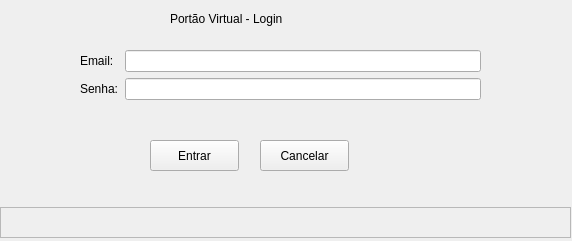
noldorj/Personal-Home-Guard, file formLogin.ui: the form before one commit.
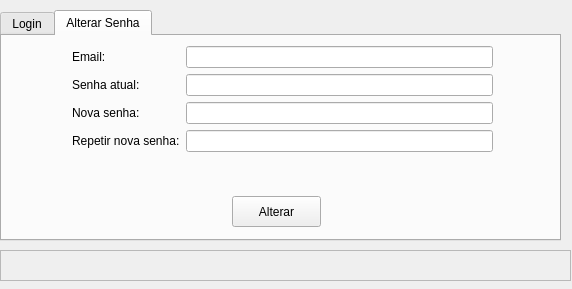
The form after the commit. The open tabs and pages were chosen to show the change.

Commit message: alteracao de senha - GUI cliente e Server ok - bug login no server para checagem de senha corrigido

Patch:
```diff
--- a/formLogin.ui
+++ b/formLogin.ui
@@ -2,25 +2,75 @@
 <ui version="4.0">
  <class>formLogin</class>
  <widget class="QWidget" name="formLogin">
+  <property name="windowModality">
+   <enum>Qt::WindowModal</enum>
+  </property>
   <property name="geometry">
    <rect>
     <x>0</x>
     <y>0</y>
     <width>572</width>
-    <height>241</height>
+    <height>289</height>
    </rect>
   </property>
+  <property name="focusPolicy">
+   <enum>Qt::NoFocus</enum>
+  </property>
   <property name="contextMenuPolicy">
    <enum>Qt::NoContextMenu</enum>
   </property>
+  <property name="acceptDrops">
+   <bool>false</bool>
+  </property>
   <property name="windowTitle">
    <string>Login - Portão Virtual</string>
   </property>
+  <property name="layoutDirection">
+   <enum>Qt::LeftToRight</enum>
+  </property>
+  <property name="locale">
+   <locale language="Portuguese" country="Brazil"/>
+  </property>
+  <widget class="QLabel" name="lblStatus">
+   <property name="geometry">
+    <rect>
+     <x>0</x>
+     <y>250</y>
+     <width>571</width>
+     <height>31</height>
+    </rect>
+   </property>
+   <property name="frameShape">
+    <enum>QFrame::StyledPanel</enum>
+   </property>
+   <property name="text">
+    <string/>
+   </property>
+  </widget>
+  <widget class="QTabWidget" name="tabWidget">
+   <property name="geometry">
+    <rect>
+     <x>0</x>
+     <y>10</y>
+     <width>561</width>
+     <height>231</height>
+    </rect>
+   </property>
+   <property name="contextMenuPolicy">
+    <enum>Qt::NoContextMenu</enum>
+   </property>
+   <property name="currentIndex">
+    <number>0</number>
+   </property>
+   <widget class="QWidget" name="tab_3">
+    <attribute name="title">
+     <string>Login</string>
+    </attribute>
   <widget class="QWidget" name="formLayoutWidget">
    <property name="geometry">
     <rect>
-     <x>80</x>
-     <y>50</y>
+       <x>90</x>
+       <y>40</y>
      <width>401</width>
      <height>71</height>
     </rect>
@@ -59,8 +109,8 @@
   <widget class="QPushButton" name="btnLogin">
    <property name="geometry">
     <rect>
-     <x>150</x>
-     <y>140</y>
+       <x>190</x>
+       <y>120</y>
      <width>89</width>
      <height>31</height>
     </rect>
@@ -72,8 +122,8 @@
   <widget class="QPushButton" name="btnExit">
    <property name="geometry">
     <rect>
-     <x>260</x>
-     <y>140</y>
+       <x>300</x>
+       <y>120</y>
      <width>89</width>
      <height>31</height>
     </rect>
@@ -85,9 +135,9 @@
   <widget class="QLabel" name="label_3">
    <property name="geometry">
     <rect>
-     <x>170</x>
+       <x>210</x>
      <y>10</y>
-     <width>221</width>
+       <width>151</width>
      <height>17</height>
     </rect>
    </property>
@@ -95,21 +145,111 @@
     <string>Portão Virtual - Login</string>
    </property>
   </widget>
-  <widget class="QLabel" name="lblStatus">
+    <widget class="QPushButton" name="btnEsqueciSenha">
    <property name="geometry">
     <rect>
-     <x>0</x>
-     <y>207</y>
-     <width>571</width>
+       <x>220</x>
+       <y>171</y>
+       <width>141</width>
+       <height>20</height>
+      </rect>
+     </property>
+     <property name="font">
+      <font>
+       <pointsize>8</pointsize>
+      </font>
+     </property>
+     <property name="text">
+      <string>Esqueci minha senha</string>
+     </property>
+    </widget>
+   </widget>
+   <widget class="QWidget" name="tab_4">
+    <attribute name="title">
+     <string>Alterar Senha</string>
+    </attribute>
+    <widget class="QWidget" name="formLayoutWidget_2">
+     <property name="geometry">
+      <rect>
+       <x>70</x>
+       <y>10</y>
+       <width>421</width>
+       <height>151</height>
+      </rect>
+     </property>
+     <layout class="QFormLayout" name="formLayout_2">
+      <item row="0" column="0">
+       <widget class="QLabel" name="label_4">
+        <property name="text">
+         <string>Email:</string>
+        </property>
+       </widget>
+      </item>
+      <item row="0" column="1">
+       <widget class="QLineEdit" name="txtEmail_minhaConta">
+        <property name="focusPolicy">
+         <enum>Qt::StrongFocus</enum>
+        </property>
+       </widget>
+      </item>
+      <item row="1" column="0">
+       <widget class="QLabel" name="label_6">
+        <property name="text">
+         <string>Senha atual:</string>
+        </property>
+       </widget>
+      </item>
+      <item row="1" column="1">
+       <widget class="QLineEdit" name="txtPasswd_minhaConta">
+        <property name="echoMode">
+         <enum>QLineEdit::Password</enum>
+        </property>
+       </widget>
+      </item>
+      <item row="2" column="1">
+       <widget class="QLineEdit" name="txtNovaSenha">
+        <property name="echoMode">
+         <enum>QLineEdit::Password</enum>
+        </property>
+       </widget>
+      </item>
+      <item row="3" column="0">
+       <widget class="QLabel" name="label_5">
+        <property name="text">
+         <string>Repetir nova senha:</string>
+        </property>
+       </widget>
+      </item>
+      <item row="3" column="1">
+       <widget class="QLineEdit" name="txtNovaSenha2">
+        <property name="echoMode">
+         <enum>QLineEdit::Password</enum>
+        </property>
+       </widget>
+      </item>
+      <item row="2" column="0">
+       <widget class="QLabel" name="label_7">
+        <property name="text">
+         <string>Nova senha:</string>
+        </property>
+       </widget>
+      </item>
+     </layout>
+    </widget>
+    <widget class="QPushButton" name="btnAlterarSenha">
+     <property name="geometry">
+      <rect>
+       <x>230</x>
+       <y>160</y>
+       <width>89</width>
      <height>31</height>
     </rect>
    </property>
-   <property name="frameShape">
-    <enum>QFrame::StyledPanel</enum>
-   </property>
    <property name="text">
-    <string/>
-   </property>
+      <string>Alterar</string>
+     </property>
+    </widget>
+   </widget>
   </widget>
  </widget>
  <tabstops>
```
Left out of the diff: 7 changed lines with no effect on the pictures. Lines whose indentation alone changed are shown as unchanged. The commit also changes 9 other files.
